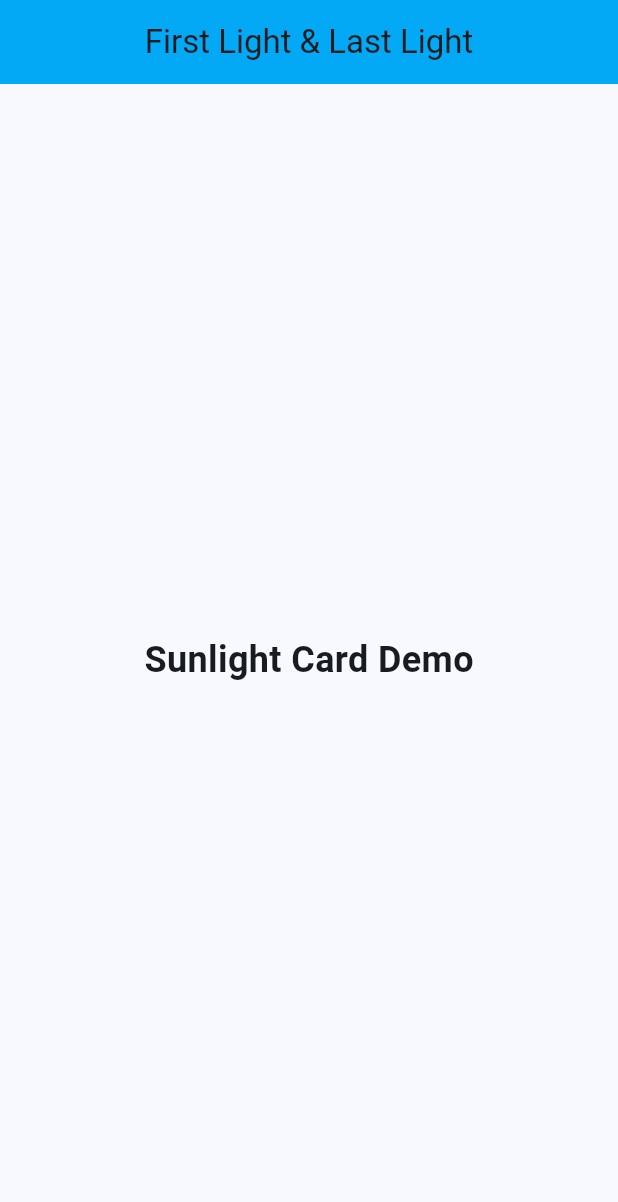
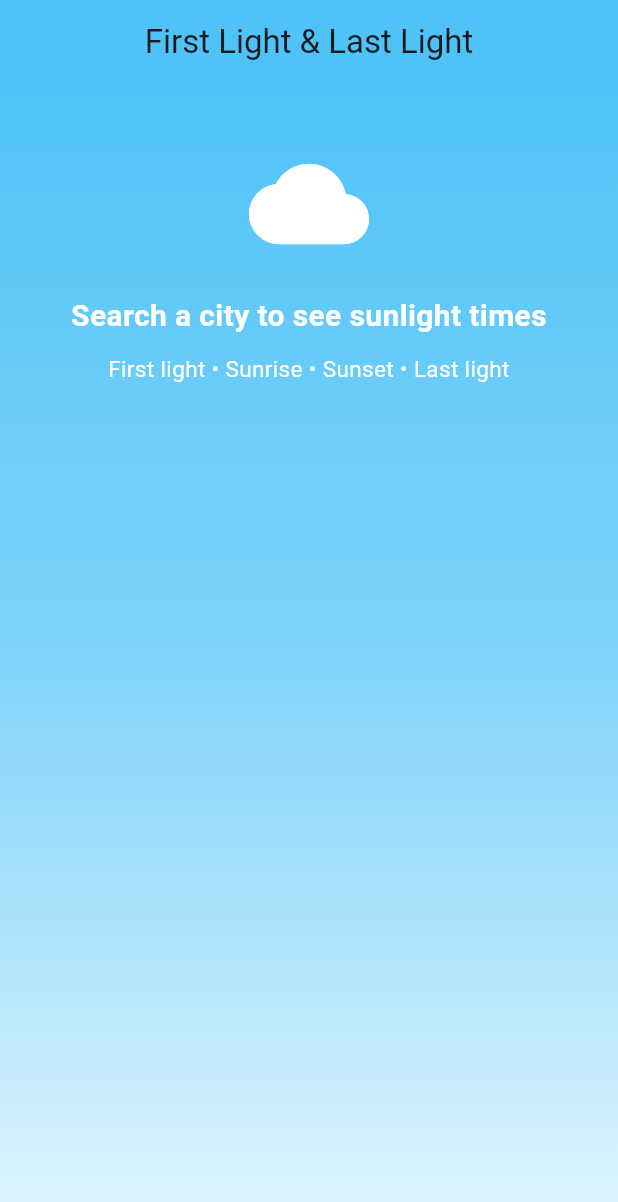
Before and after one commit to mugisha-blaine/firstLight_lastLight, a Flutter app: the screen it shows after launch, on a phone screen of 412 x 824 dp. Shown: the top 1202 px of the screen. Run offline on Flutter 3.47's test engine with Material 3 defaults, Android fonts, the phone set to English and light mode, and no system bars.

Commit message:
Add sky background and intro layout

```diff
--- a/first_last_light/lib/main.dart
+++ b/first_last_light/lib/main.dart
@@ -33,13 +33,53 @@ class HomePage extends StatelessWidget {
       appBar: AppBar(
         title: const Text('First Light & Last Light'),
         centerTitle: true,
-        backgroundColor: Colors.lightBlue,
+        backgroundColor: Colors.lightBlue.shade300,
       ),
 
-      body: const Center(
-        child: Text(
-          'Sunlight Card Demo',
-          style: TextStyle(fontSize: 24, fontWeight: FontWeight.bold),
+      body: Container(
+        width: double.infinity,
+        height: double.infinity,
+
+        // Sky-like background using gradient colors
+        decoration: const BoxDecoration(
+          gradient: LinearGradient(
+            begin: Alignment.topCenter,
+            end: Alignment.bottomCenter,
+            colors: [
+              Color(0xFF4FC3F7), // sky blue
+              Color(0xFF81D4FA), // soft blue
+              Color(0xFFE1F5FE), // very light blue
+            ],
+          ),
+        ),
+
+        child: const Column(
+          children: [
+            SizedBox(height: 40),
+
+            // Icon to show the app is related to sky/weather
+            Icon(Icons.cloud, size: 80, color: Colors.white),
+
+            SizedBox(height: 20),
+
+            Text(
+              'Search a city to see sunlight times',
+              textAlign: TextAlign.center,
+              style: TextStyle(
+                fontSize: 20,
+                fontWeight: FontWeight.bold,
+                color: Colors.white,
+              ),
+            ),
+
+            SizedBox(height: 10),
+
+            Text(
+              'First light • Sunrise • Sunset • Last light',
+              textAlign: TextAlign.center,
+              style: TextStyle(fontSize: 15, color: Colors.white),
+            ),
+          ],
         ),
       ),
     );
```
